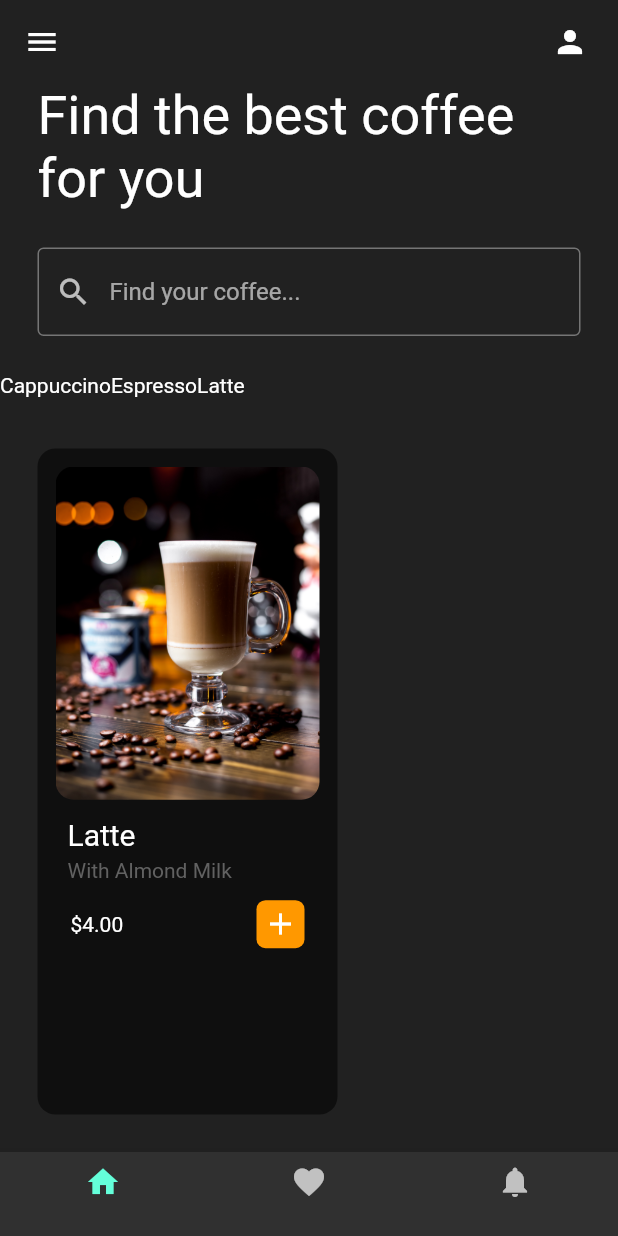
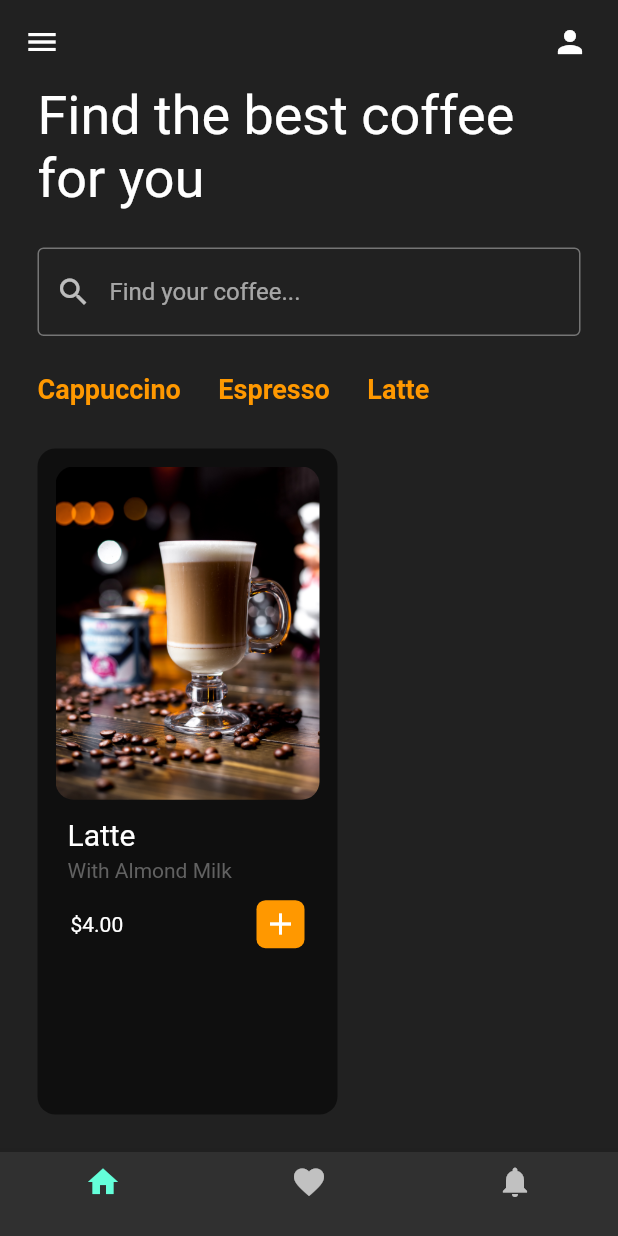
Before and after one commit to Mohamed-Aziz-Mhadhbi/CoffeeShop, a Flutter app: the screen it shows after launch, on a phone screen of 412 x 824 dp. Run offline on Flutter 3.47's test engine with Material 2 defaults, Android fonts, the phone set to English and light mode, and no system bars.

Commit message:
know working on customizing the code of liste view coffee type

```diff
--- a/lib/util/coffee_types.dart
+++ b/lib/util/coffee_types.dart
@@ -9,6 +9,17 @@ class CoffeeType extends StatelessWidget {
 
   @override
   Widget build(BuildContext context) {
-    return Text(coffeeType);
+    return Padding(
+      padding: const EdgeInsets.only(left: 25.0),
+      child: Text(
+        coffeeType,
+        // ignore: prefer_const_constructors
+        style: TextStyle(
+          fontSize: 18,
+          fontWeight: FontWeight.bold,
+          color: Colors.orange,
+        ),
+      ),
+    );
   }
 }
```
